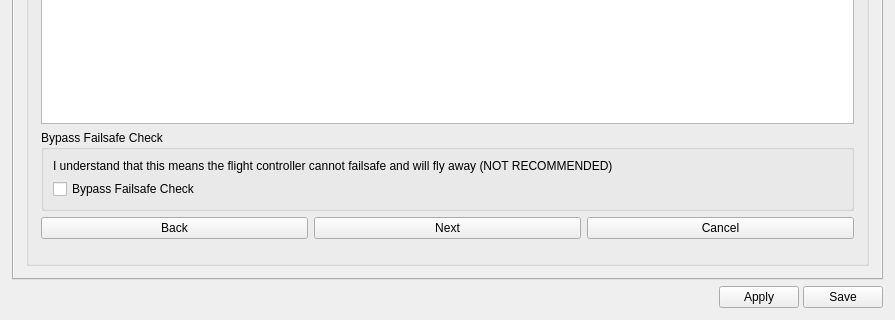
First picture: the form in ground/gcs/src/plugins/config/input.ui, repository d-ronin/dRonin, before the edit; both pictures show x 0 to 895 and y 352 to 672 of the 895 by 672 pixel window.
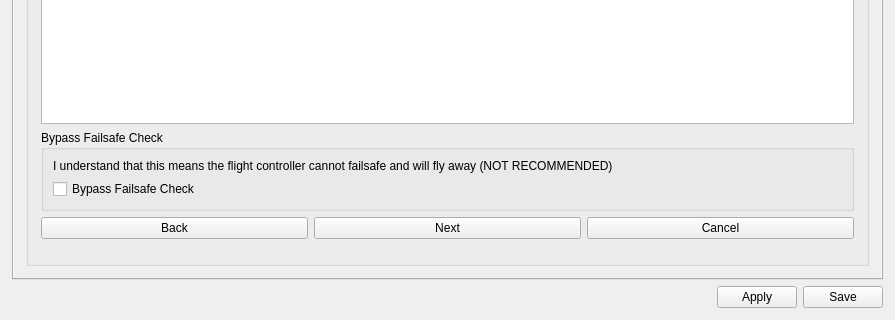
Second picture: the form after the edit. Icons and pictures are not drawn.

Commit message: gcs,input: UI tweaks.

Diff of the .ui file:
```diff
--- a/ground/gcs/src/plugins/config/input.ui
+++ b/ground/gcs/src/plugins/config/input.ui
@@ -2347,7 +2347,7 @@
    <item>
     <layout class="QHBoxLayout" name="horizontalLayout_5">
      <property name="spacing">
-      <number>4</number>
+      <number>6</number>
      </property>
      <item>
       <spacer name="horizontalSpacer_5">
```
Left out of the diff: 12 changed lines with no effect on the pictures.
